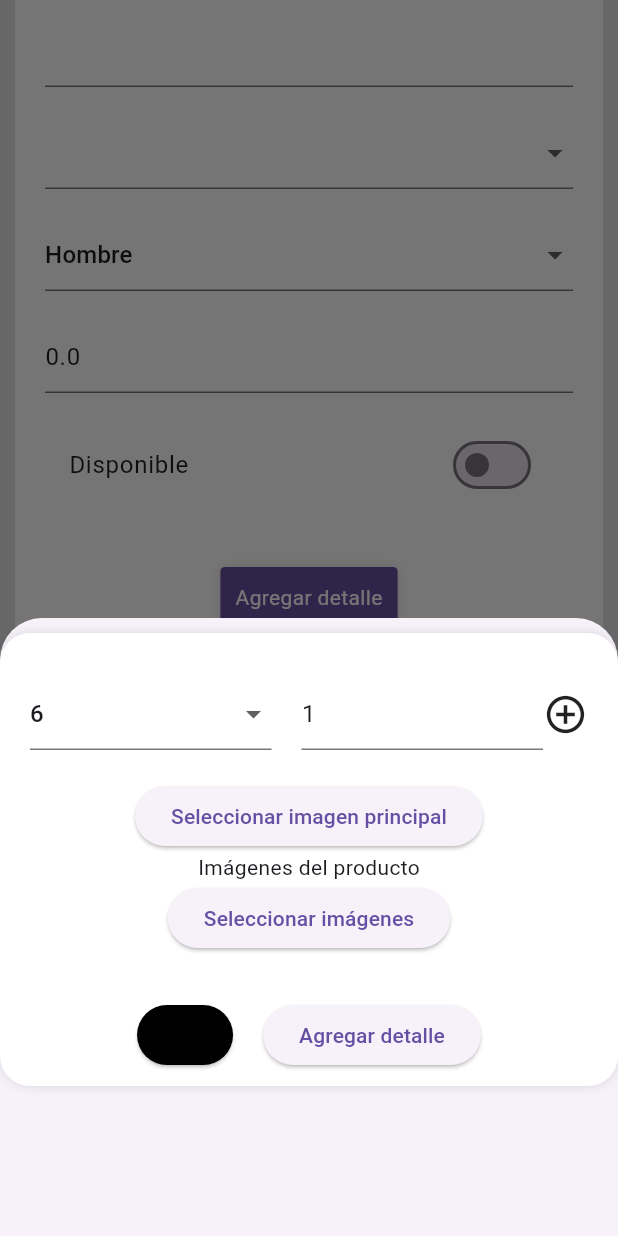
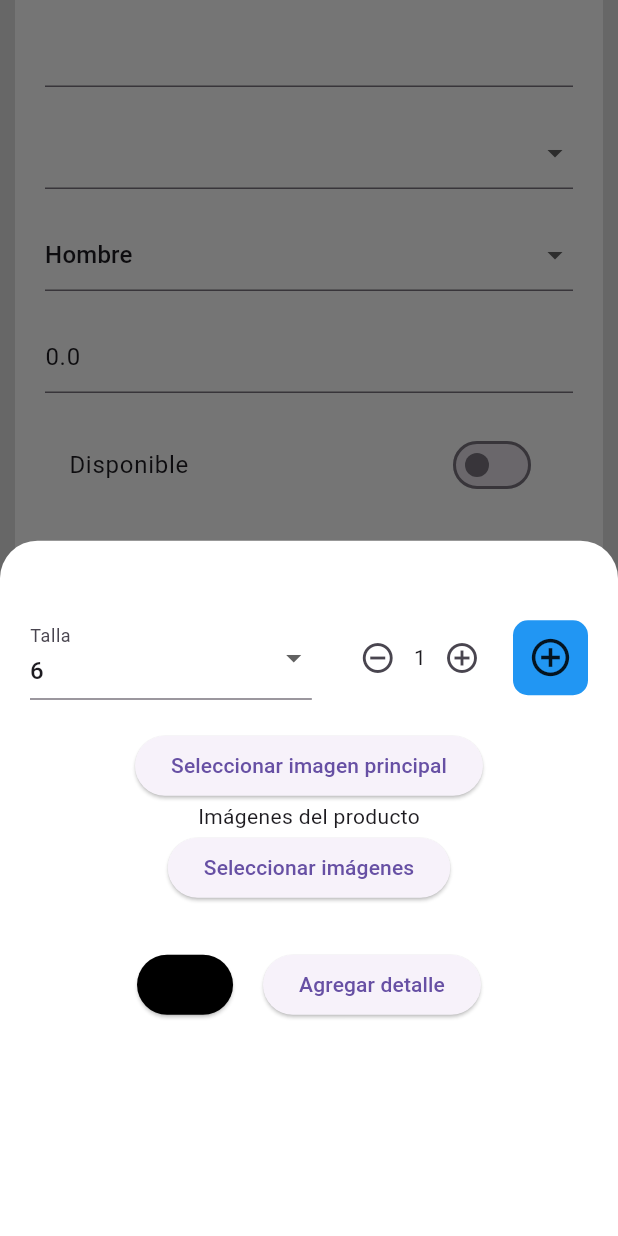
Before and after one commit to JuaanDiiaz/SneakersGestor, a Flutter app: the _ProductForm widget shown alone on an empty page, opened directly, after a tap on "Agregar detalle", on a phone screen of 412 x 824 dp. Run offline on Flutter 3.47's test engine with Material 3 defaults, Android fonts, the phone set to English and light mode, and no system bars; our stand-ins replace flutter_colorpicker, image_picker; network calls fail.

Commit message:
Add/SomeChanges

```diff
--- a/lib/screens/product_screen.dart
+++ b/lib/screens/product_screen.dart
@@ -132,6 +132,7 @@ class _ProductFormState extends State<_ProductForm> {
   Widget build(BuildContext context) {
     final productForm = Provider.of<ProductFormProvider>(context);
     final product = productForm.product;
+    final size = MediaQuery.of(context).size;
 
     return Padding(
       padding: const EdgeInsets.symmetric(horizontal: 10),
@@ -290,49 +291,25 @@ class _ProductFormState extends State<_ProductForm> {
                   ),
                 ),
               const SizedBox(height: 20),
-              GestureDetector(
-                child: Container(
-                  decoration: BoxDecoration(
-                    borderRadius: BorderRadius.circular(3),
-                    color: Theme.of(context).primaryColor,
-                    boxShadow: const [
-                      BoxShadow(
-                        color: Colors.black12,
-                        blurRadius: 5,
-                      ),
-                    ],
-                  ),
-                  child: Padding(
-                    padding: const EdgeInsets.all(10.0),
-                    child: Text('Agregar detalle',
-                        style: const TextStyle(color: Colors.white)),
+              ElevatedButton.icon(
+                onPressed: () {
+                  showModalBottomSheet(
+                      backgroundColor: Colors.transparent,
+                      context: context,
+                      builder: (_) => ChangeNotifierProvider.value(
+                            value: Provider.of<ProductFormProvider>(context,
+                                listen: false),
+                            child: ProductDetaiWidget(
+                                sizes: sizes[selectedGender]!),
+                          ));
+                },
+                icon: const Icon(Icons.add),
+                label: const Text('Agregar detalle'),
+                style: ElevatedButton.styleFrom(
+                  shape: RoundedRectangleBorder(
+                    borderRadius: BorderRadius.circular(20),
                   ),
                 ),
-                onTap: () {
-                  showModalBottomSheet<void>(
-                    context: context,
-                    isScrollControlled: true,
-                    builder: (BuildContext modalContext) {
-                      return DraggableScrollableSheet(
-                        initialChildSize: 0.5, // Altura inicial del modal
-                        minChildSize: 0.3,     // Altura mínima
-                        maxChildSize: 0.9,     // Altura máxima (casi pantalla completa)
-                        expand: false,         // Evita que el modal ocupe toda la pantalla automáticamente
-                        builder: (_, controller) => ChangeNotifierProvider.value(
-                          value: Provider.of<ProductFormProvider>(context, listen: false),
-                          child: SingleChildScrollView(
-                            controller: controller,
-                            padding: EdgeInsets.only(
-                              bottom: MediaQuery.of(context).viewInsets.bottom,
-                            ),
-                            child: ProductDetaiWidget(sizes: sizes[selectedGender]!),
-                          ),
-                        ),
-                      );
-                    },
-                  );
-
-                },
               ),
               SizedBox(
                 height: 20,
@@ -364,49 +341,53 @@ class _ProductDetaiWidgetState extends State<ProductDetaiWidget> {
   @override
   Widget build(BuildContext context) {
     final productForm = Provider.of<ProductFormProvider>(context);
-    final size = MediaQuery.of(context).size;
 
-    return AnimatedContainer(
-      duration: const Duration(milliseconds: 300),
-      margin: const EdgeInsets.symmetric(vertical: 10),
-      width: size.width,
-      padding: const EdgeInsets.symmetric(horizontal: 20),
-      decoration: BoxDecoration(
+    return Container(
+      padding: const EdgeInsets.all(20),
+      height: 500,
+      decoration: const BoxDecoration(
         color: Colors.white,
-        borderRadius: BorderRadius.circular(20),
-        boxShadow: const [
-          BoxShadow(color: Colors.black12, blurRadius: 5),
-        ],
+        borderRadius: BorderRadius.only(
+          topLeft: Radius.circular(25),
+          topRight: Radius.circular(25),
+        ),
       ),
       child: SingleChildScrollView(
         child: Column(
+          mainAxisSize: MainAxisSize
+              .min, // Evita que el Column intente ocupar todo el espacio
           children: [
             const SizedBox(height: 10),
-            if (widget.detail.sizes.length > 0)
-              Container(
-                height: widget.detail.sizes.length * 60.0,
+            if (widget.detail.sizes.isNotEmpty)
+              SizedBox(
+                height: widget.detail.sizes.length *
+                    60.0, // Mantener una altura definida
                 child: ListView.builder(
-                    physics: const NeverScrollableScrollPhysics(),
+                  physics:
+                      const NeverScrollableScrollPhysics(), // Para evitar conflictos de scroll
                   itemCount: widget.detail.sizes.length,
                   itemBuilder: (context, index) {
                     return ListTile(
                       title: Text(
-                            'Talla: ${widget.detail.sizes[index].keys.first} - Cantidad: ${widget.detail.sizes[index].values.first}'),
+                        'Talla: ${widget.detail.sizes[index].keys.first} - Cantidad: ${widget.detail.sizes[index].values.first}',
+                      ),
                       trailing: IconButton(
                         icon: const Icon(Icons.delete_outline),
-                          onPressed: () => {
-                            widget.detail.sizes.removeAt(index),
-                            setState(() {})
+                        onPressed: () {
+                          setState(() {
+                            widget.detail.sizes.removeAt(index);
+                          });
                         },
                       ),
                     );
-                    }),
+                  },
+                ),
               ),
             const SizedBox(height: 20),
             Row(
               children: [
                 Expanded(
-                  child: widget.sizes.length > 0
+                  child: widget.sizes.isNotEmpty
                       ? DropdownButtonFormField<String>(
                           value: selectedSize.isEmpty
                               ? widget.sizes.first
@@ -417,38 +398,60 @@ class _ProductDetaiWidgetState extends State<ProductDetaiWidget> {
                               .toList(),
                           onChanged: (value) =>
                               setState(() => selectedSize = value!),
-                          decoration: InputDecorations.authInputDecoration(
+                          decoration: InputDecoration(
                             labelText: 'Talla',
-                              hintText: 'Talla del producto'),
+                            hintText: 'Talla del producto',
+                          ),
                         )
                       : Container(),
                 ),
                 const SizedBox(width: 20),
-                Expanded(
-                  child: TextFormField(
-                    initialValue: "1",
-                    keyboardType: TextInputType.number,
-                    inputFormatters: [FilteringTextInputFormatter.digitsOnly],
-                    onChanged: (value) => quantity = int.tryParse(value) ?? 1,
-                    validator: (value) => (value == null || value.isEmpty)
-                        ? 'La cantidad es necesaria'
-                        : null,
-                    decoration: InputDecorations.authInputDecoration(
-                        hintText: 'Cantidad de pares', labelText: 'Cantidad:'),
+                Row(
+                  children: [
+                    IconButton(
+                      icon: const Icon(Icons.remove_circle_outline),
+                      onPressed: () {
+                        if (quantity > 1) {
+                          setState(() {
+                            quantity--;
+                          });
+                        }
+                      },
                     ),
+                    Text('$quantity'),
+                    IconButton(
+                      icon: const Icon(Icons.add_circle_outline),
+                      onPressed: () {
+                        setState(() {
+                          quantity++;
+                        });
+                      },
+                    ),
+                  ],
                 ),
                 GestureDetector(
+                  child: Container(
+                    margin: const EdgeInsets.only(left: 10),
+                    padding: const EdgeInsets.all(10),
+                    decoration: BoxDecoration(
+                      borderRadius: BorderRadius.circular(10),
+                      color: Colors.blue,
+                    ),
                     child: const Icon(
                       Icons.add_circle_outline,
                       size: 30,
                     ),
-                  onTap: () => {
+                  ),
+                  onTap: () {
+                    setState(() {
                       widget.detail.sizes.add({
-                      selectedSize.isEmpty ? widget.sizes.first : selectedSize:
-                          quantity
-                    }),
-                    widget.detail.color = selectedColor.toString(),
-                    setState(() {}),
+                        selectedSize.isEmpty
+                            ? widget.sizes.first
+                            : selectedSize: quantity
+                      });
+                      widget.detail.color = selectedColor.toString();
+                      quantity = 1;
+                    });
                   },
                 ),
               ],
@@ -462,41 +465,34 @@ class _ProductDetaiWidgetState extends State<ProductDetaiWidget> {
                   imageQuality: 100,
                 );
 
-                  if (pickedFile == null) return;
+                if (pickedFile != null) {
+                  setState(() {
                     widget.detail.mainImage = pickedFile.path;
-
-                  setState(() {});
+                  });
+                }
               },
-                child: const Text('Seleccionar imagen principal')),
+              child: const Text('Seleccionar imagen principal'),
+            ),
             if (widget.detail.mainImage.isNotEmpty)
-              const ProductImage().getImage(
-                widget.detail.mainImage,
-              ),
+              ProductImage().getImage(widget.detail.mainImage),
             const Text('Imágenes del producto'),
             ElevatedButton(
-              onPressed: () async {
-                _pickImages();
-              },
-              style: ElevatedButton.styleFrom(
-                shape: RoundedRectangleBorder(
-                    borderRadius: BorderRadius.circular(20)),
-              ),
+              onPressed: _pickImages,
               child: const Text('Seleccionar imágenes'),
             ),
             const SizedBox(height: 10),
             if (widget.detail.images.isNotEmpty)
-              Container(
+              SizedBox(
                 height: 100,
-                width: double.infinity,
                 child: ListView.builder(
                   scrollDirection: Axis.horizontal,
                   itemCount: widget.detail.images.length,
                   itemBuilder: (context, index) {
                     return Container(
-                      margin: EdgeInsets.all(5),
+                      margin: const EdgeInsets.all(5),
                       width: 100,
-                      child: const ProductImage()
-                          .getImage(widget.detail.images[index]),
+                      child:
+                          ProductImage().getImage(widget.detail.images[index]),
                     );
                   },
                 ),
@@ -506,9 +502,7 @@ class _ProductDetaiWidgetState extends State<ProductDetaiWidget> {
               mainAxisAlignment: MainAxisAlignment.center,
               children: [
                 ElevatedButton(
-                  onPressed: () => {
-                    _selectColor(context),
-                  },
+                  onPressed: () => _selectColor(context),
                   style: ElevatedButton.styleFrom(
                     backgroundColor: selectedColor,
                     foregroundColor: Colors.white,
@@ -517,16 +511,12 @@ class _ProductDetaiWidgetState extends State<ProductDetaiWidget> {
                 ),
                 const SizedBox(width: 20),
                 ElevatedButton(
-                  onPressed: () => {
-                    productForm.addDetail(widget.detail),
+                  onPressed: () {
+                    productForm.addDetail(widget.detail);
                     setState(() {
                       widget.detail = ProductDetails('', [], '', []);
-                    }),
+                    });
                   },
-                  style: ElevatedButton.styleFrom(
-                    shape: RoundedRectangleBorder(
-                        borderRadius: BorderRadius.circular(20)),
-                  ),
                   child: const Text('Agregar detalle'),
                 ),
               ],
```
Lines whose indentation alone changed are shown as unchanged.
